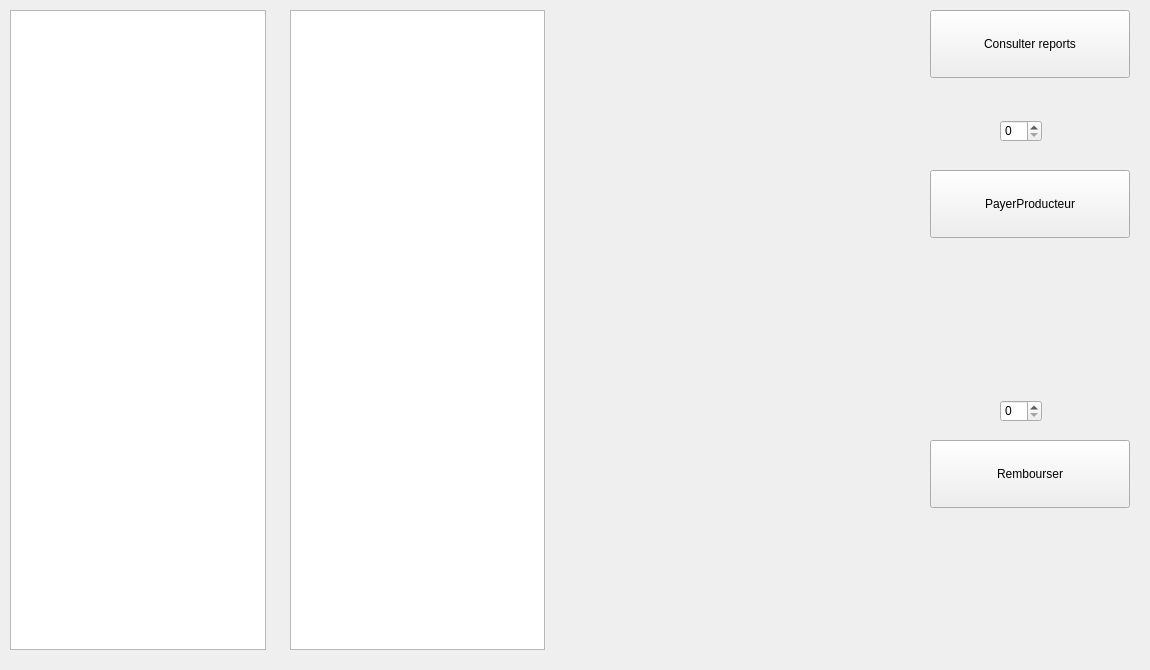
Above: IG/responsableIG/ResponsablePanel/widget.ui from 4mbroise/goodBasket before the change. Below: the same form after it.
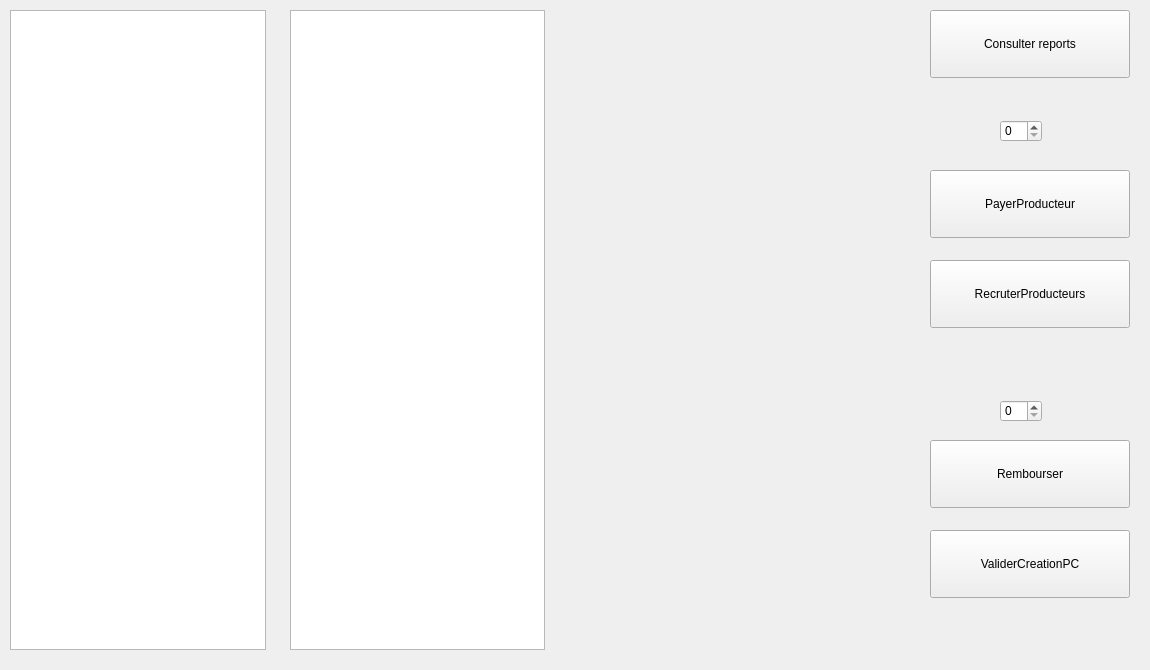
That is the form after the change.

```diff
--- a/IG/responsableIG/ResponsablePanel/widget.ui
+++ b/IG/responsableIG/ResponsablePanel/widget.ui
@@ -104,6 +104,32 @@
     </rect>
    </property>
   </widget>
+  <widget class="QPushButton" name="RecruterProducteur">
+   <property name="geometry">
+    <rect>
+     <x>930</x>
+     <y>260</y>
+     <width>200</width>
+     <height>68</height>
+    </rect>
+   </property>
+   <property name="text">
+    <string>RecruterProducteurs</string>
+   </property>
+  </widget>
+  <widget class="QPushButton" name="ValiderPC">
+   <property name="geometry">
+    <rect>
+     <x>930</x>
+     <y>530</y>
+     <width>200</width>
+     <height>68</height>
+    </rect>
+   </property>
+   <property name="text">
+    <string>ValiderCreationPC</string>
+   </property>
+  </widget>
  </widget>
  <resources/>
  <connections/>
```
